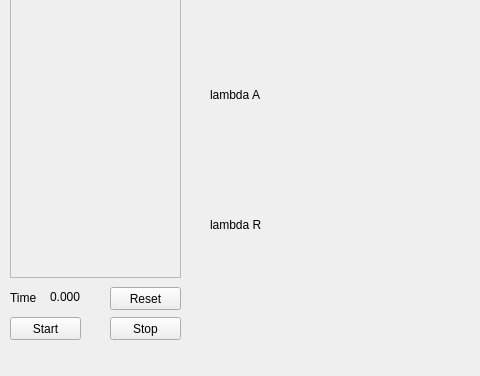
Qt form GUI/GUI.ui (cic12/exo_control) before a commit; both pictures show x 0 to 480 and y 500 to 876 of the 712 by 876 pixel window.
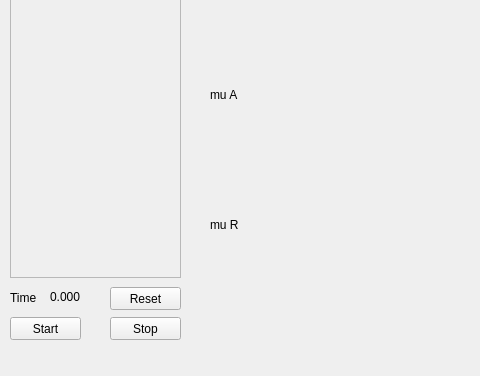
The same form after that commit. Custom widgets are drawn as their Qt base class.

Patch:
```diff
--- a/GUI/GUI.ui
+++ b/GUI/GUI.ui
@@ -446,7 +446,7 @@
      </rect>
     </property>
     <property name="text">
-     <string>lambda A</string>
+     <string>mu A</string>
     </property>
    </widget>
    <widget class="QLabel" name="label_26">
@@ -459,7 +459,7 @@
      </rect>
     </property>
     <property name="text">
-     <string>lambda R</string>
+     <string>mu R</string>
     </property>
    </widget>
    <widget class="QPlainTextEdit" name="plainTextEdit">
```
